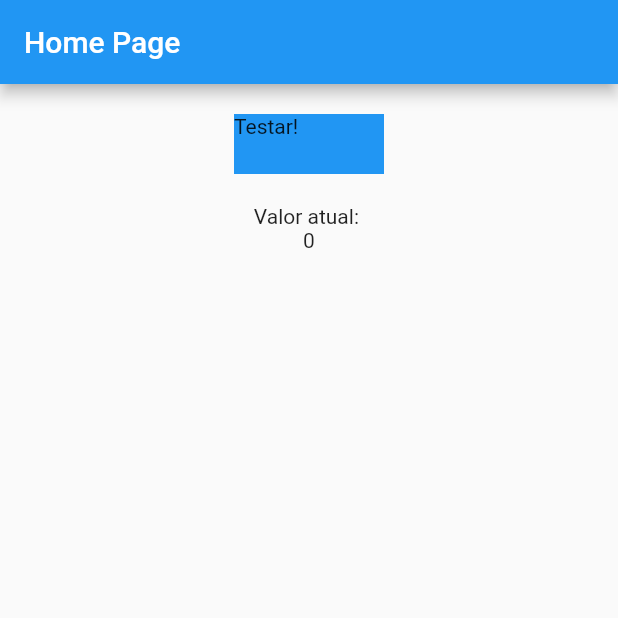
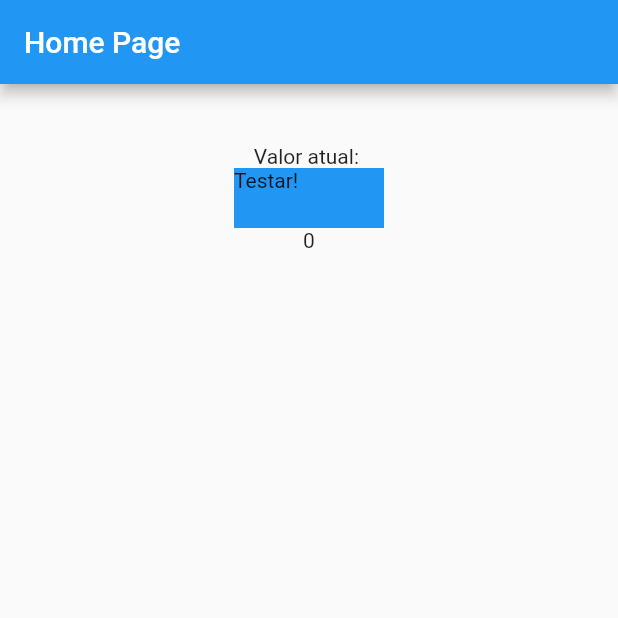
Before and after one commit to Marcoslima016/poc_bloc-provider, a Flutter app: the screen it shows after launch, after a tap on "Testar!", on a phone screen of 412 x 824 dp, the top half of it. Run offline on Flutter 3.47's test engine with Material 2 defaults, Android fonts, the phone set to English and light mode, and no system bars; our stand-ins replace equatable, flutter_bloc; accounts and stored records are empty.

Commit message:
backup 18:16h

```diff
--- a/lib/modulos/home/home.controller.dart
+++ b/lib/modulos/home/home.controller.dart
@@ -1,4 +1,5 @@
 import 'package:equatable/equatable.dart';
+import 'package:flutter/material.dart';
 import 'package:flutter_bloc/flutter_bloc.dart';
 
 import 'home.imports.dart';
@@ -9,12 +10,12 @@ class HomeController extends Cubit<HomeState> {
   HomeController() : super(HomeState.initialState());
   //
 
-  Future<void> init() async {
-    // initialState();
-    HomeState.initialState();
-  }
+  // Future<void> init() async {
+  //   // initialState();
+  //   HomeState.initialState();
+  // }
 
   Future increment() async {
-    emit(HomeState.increment());
+    emit(HomeState.increment(state.count));
   }
 }
--- a/lib/modulos/home/home.state.dart
+++ b/lib/modulos/home/home.state.dart
@@ -2,7 +2,56 @@ part of 'home.controller.dart';
 
 // // import 'package:equatable/equatable.dart';
 
+class HomeState extends Equatable {
+  //
 
+  int count;
+
+  HomeState({this.count = 0});
+
+  HomeState.initialState() : count = 0;
+
+  HomeState.increment(int stateValue) {
+    count = count + 1;
+  }
+
+  @override
+  // TODO: implement props
+  List<Object> get props => [count];
+}
+
+
+
+//- - - - - - - - - - - - - - - - - - - - - - - - - - - - - - - - - - - - - - - - - - - - - - - - - - - - - - - - - - - - - - - - - - - -
+//- - - - - - - - - - - - - - - - - - - - - - - - - - - - - - - - - - - - - - - - - - - - - - - - - - - - - - - - - - - - - - - - - - - -
+
+
+
+
+
+// @immutable
+// abstract class HomeState {
+//   const HomeState();
+// }
+
+// class HomeStateInitial extends HomeState {
+//   const HomeStateInitial();
+// }
+
+// class HomeStateCounter extends HomeState {
+//   final int count;
+//   const HomeStateCounter(this.count);
+
+//   // @override
+//   // bool operator ==(Object o) {
+//   //   if (identical(this, o)) return true;
+
+//   //   return o is WeatherLoaded && o.weather == weather;
+//   // }
+
+//   @override
+//   int get hashCode => count.hashCode;
+// }
 ///
 ///
 ///
--- a/lib/modulos/home/home.view.dart
+++ b/lib/modulos/home/home.view.dart
@@ -15,12 +15,51 @@ class HomeView extends StatelessWidget {
       //----------------------------------- BLOC PROVIDER --------------------------------
       body: BlocProvider(
         // create: (context) => controller,
-        create: (context) => controller..init(),
-        // create: (context) => HomeController(),
+        // create: (context) => controller..init(),
+        create: (context) => HomeController(),
         child: Column(
           children: <Widget>[
             SizedBox(height: 20),
             //
+            // GestureDetector(
+            //   onTap: () {
+            //     controller.increment();
+            //     // context.read<HomeController>().increment();
+            //   },
+            //   child: Container(
+            //     width: 100,
+            //     height: 40,
+            //     color: Colors.blue,
+            //     child: Text(
+            //       "Testar!",
+            //     ),
+            //   ),
+            // ),
+            SizedBox(height: 20),
+            //
+            Text("Valor atual: "),
+
+            //------------------------------- BLOC CONSUMER -----------------------------
+
+            // BlocConsumer<HomeController, HomeState>(
+            //   listener: (context, state) {
+            //     var point = state;
+            //   },
+            //   builder: (context, state) {
+            //     return Column(
+            //       children: [
+            //         Center(child: Text(state.count.toString())),
+            //       ],
+            //     );
+            //   },
+            // ),
+
+            //------------------------------- BLOC BUILDER -----------------------------
+
+            BlocBuilder<HomeController, HomeState>(
+              builder: (context, HomeState state) {
+                return Column(
+                  children: [
                     GestureDetector(
                       onTap: () {
                         controller.increment();
@@ -35,50 +74,11 @@ class HomeView extends StatelessWidget {
                         ),
                       ),
                     ),
-            SizedBox(height: 20),
-            //
-            Text("Valor atual: "),
-
-            //------------------------------- BLOC CONSUMER -----------------------------
-
-            BlocConsumer<HomeController, HomeState>(
-              listener: (context, state) {
-                var point = state;
-              },
-              builder: (context, state) {
-                return Column(
-                  children: [
                     Center(child: Text(state.count.toString())),
                   ],
                 );
               },
             ),
-
-            //------------------------------- BLOC BUILDER -----------------------------
-
-            // BlocBuilder<HomeController, HomeState>(
-            //   builder: (context, HomeState state) {
-            //     return Column(
-            //       children: [
-            //         GestureDetector(
-            //           onTap: () {
-            //             controller.increment();
-            //             // context.read<HomeController>().increment();
-            //           },
-            //           child: Container(
-            //             width: 100,
-            //             height: 40,
-            //             color: Colors.blue,
-            //             child: Text(
-            //               "Testar!",
-            //             ),
-            //           ),
-            //         ),
-            //         Center(child: Text(state.count.toString())),
-            //       ],
-            //     );
-            //   },
-            // ),
 
             //
           ],
```
Lines whose indentation alone changed are shown as unchanged.
